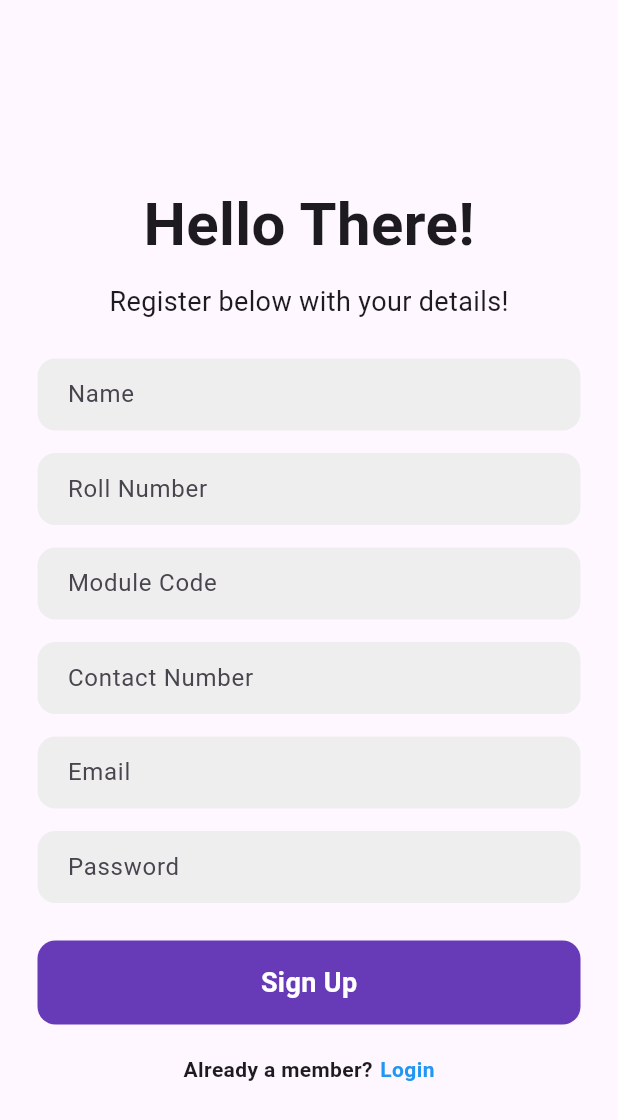
After one commit to yamnatt/FlowLedger, a Flutter app: the screen it shows after launch, after a tap on "Register now", on a phone screen of 412 x 824 dp. The commit adds this screen. Shown: the top 1120 px of the screen. Run offline on Flutter 3.47's test engine with Material 3 defaults, Android fonts, the phone set to English and light mode, and no system bars; our stand-ins replace cloud_firestore, firebase_auth, firebase_core; accounts and stored records are empty.

Commit message:
firestore * login and signin screen

```diff
--- /dev/null
+++ b/lib/auth/auth_page.dart
@@ -0,0 +1,31 @@
+import 'package:bastard/pages/login_page.dart';
+import 'package:bastard/pages/register_page.dart';
+import 'package:flutter/material.dart';
+
+class AuthPage extends StatefulWidget {
+  const AuthPage({super.key});
+
+  @override
+  State<AuthPage> createState() => _AuthPageState();
+}
+
+class _AuthPageState extends State<AuthPage> {
+
+  //initially show login page
+  bool showLoginPage = true;
+
+  void toggleScreens() {
+    setState(() {
+      showLoginPage = !showLoginPage;
+    });
+  }
+
+  @override
+  Widget build(BuildContext context) {
+    if(showLoginPage){
+      return LoginPage(showRegisterPage: toggleScreens);
+    } else {
+      return RegisterPage(showLoginPage: toggleScreens);
+    }
+  }
+}
--- a/lib/main_page.dart
+++ b/lib/auth/main_page.dart
@@ -1,5 +1,5 @@
-import 'package:bastard/home_page.dart';
-import 'package:bastard/login_page.dart';
+import 'package:bastard/auth/auth_page.dart';
+import 'package:bastard/pages/home_page.dart';
 import 'package:firebase_auth/firebase_auth.dart';
 import 'package:firebase_core/firebase_core.dart';
 import 'package:flutter/material.dart';
@@ -14,9 +14,9 @@ class MainPage extends StatelessWidget {
         stream: FirebaseAuth.instanceFor(app: Firebase.app()).authStateChanges(),
         builder: (context, snapshot) {
           if (snapshot.hasData) {
-            return HomePage();
+            return const HomePage();
           } else {
-            return LoginPage();
+            return const AuthPage();
           }
         },
       ),
--- a/lib/main.dart
+++ b/lib/main.dart
@@ -1,8 +1,6 @@
-import 'package:bastard/main_page.dart';
+import 'package:bastard/auth/main_page.dart';
 import 'package:firebase_core/firebase_core.dart';
 import 'package:flutter/material.dart';
-
-
 
 void main() async{
   WidgetsFlutterBinding.ensureInitialized();
@@ -22,7 +20,7 @@ class MyApp extends StatelessWidget {
       theme: ThemeData(
         primarySwatch: Colors.blue,
       ),
-      home: MainPage(),
+      home: const MainPage(),
     );
   }
 }
--- a/lib/login_page.dart
+++ b/lib/pages/login_page.dart
@@ -2,7 +2,8 @@ import 'package:firebase_auth/firebase_auth.dart';
 import 'package:flutter/material.dart';
 
 class LoginPage extends StatefulWidget {
-  const LoginPage({super.key});
+  final VoidCallback showRegisterPage;
+  const LoginPage({super.key, required this.showRegisterPage});
 
   @override
   State<LoginPage> createState() => _LoginPageState();
@@ -18,8 +19,8 @@ class _LoginPageState extends State<LoginPage> {
       email: _emailController.text.trim(),
       password: _passwordController.text.trim(),
     );
+
   }
-
   @override
   void dispose() {
     _emailController.dispose();
@@ -133,11 +134,14 @@ class _LoginPageState extends State<LoginPage> {
                       fontWeight: FontWeight.bold,
                     ),),
                   SizedBox(width: 4,),
-                  Text(
-                    'Register now',
-                    style: TextStyle(
-                      color: Colors.blue,
-                      fontWeight: FontWeight.bold,
+                  GestureDetector(
+                    onTap: widget.showRegisterPage,
+                    child: Text(
+                      'Register now',
+                      style: TextStyle(
+                        color: Colors.blue,
+                        fontWeight: FontWeight.bold,
+                      ),
                     ),
                   ),],
               )
--- /dev/null
+++ b/lib/pages/register_page.dart
@@ -0,0 +1,298 @@
+import 'package:cloud_firestore/cloud_firestore.dart';
+import 'package:firebase_auth/firebase_auth.dart';
+import 'package:flutter/material.dart';
+
+class RegisterPage extends StatefulWidget {
+  final VoidCallback showLoginPage;
+
+  const RegisterPage({
+    Key? key,
+    required this.showLoginPage,
+  }) : super(key: key);
+
+  @override
+  State<RegisterPage> createState() => _RegisterPageState();
+}
+
+class _RegisterPageState extends State<RegisterPage> {
+
+  // controllers
+  final _emailController = TextEditingController();
+  final _passwordController = TextEditingController();
+  final _nameController = TextEditingController();
+  final _phoneController = TextEditingController();
+  final _moduleController = TextEditingController();
+  final _rollnoController = TextEditingController();
+
+  @override
+  void dispose() {
+    _emailController.dispose();
+    _passwordController.dispose();
+    _nameController.dispose();
+    _phoneController.dispose();
+    _moduleController.dispose();
+    _rollnoController.dispose();
+    super.dispose();
+  }
+
+  // SIGN UP METHOD
+  Future signUp() async {
+
+    try {
+
+      // create user in firebase auth
+      UserCredential userCredential =
+      await FirebaseAuth.instance.createUserWithEmailAndPassword(
+        email: _emailController.text.trim(),
+        password: _passwordController.text.trim(),
+      );
+
+      // save extra user details in firestore
+      await addUserDetails(
+        userCredential.user!.uid,
+        _nameController.text.trim(),
+        _rollnoController.text.trim(),
+        _moduleController.text.trim(),
+        _phoneController.text.trim(),
+        _emailController.text.trim(),
+      );
+
+      // success message
+      ScaffoldMessenger.of(context).showSnackBar(
+        const SnackBar(
+          content: Text("User Registered Successfully"),
+        ),
+      );
+
+    } on FirebaseAuthException catch (e) {
+
+      ScaffoldMessenger.of(context).showSnackBar(
+        SnackBar(
+          content: Text(e.message ?? "Authentication Error"),
+        ),
+      );
+
+    } catch (e) {
+
+      ScaffoldMessenger.of(context).showSnackBar(
+        SnackBar(
+          content: Text(e.toString()),
+        ),
+      );
+
+    }
+  }
+
+  // ADD USER DETAILS TO FIRESTORE
+  Future addUserDetails(
+      String uid,
+      String name,
+      String rollno,
+      String module,
+      String phone,
+      String email,
+      ) async {
+
+    await FirebaseFirestore.instance
+        .collection('users')
+        .doc(uid)
+        .set({
+      'name': name,
+      'rollno': rollno,
+      'module': module,
+      'phone': phone,
+      'email': email,
+      'createdAt': Timestamp.now(),
+    });
+  }
+
+  @override
+  Widget build(BuildContext context) {
+
+    return Scaffold(
+
+      body: SafeArea(
+
+        child: Center(
+
+          child: SingleChildScrollView(
+
+            child: Column(
+              mainAxisAlignment: MainAxisAlignment.center,
+              children: [
+
+                const SizedBox(height: 20),
+
+                // title
+                const Text(
+                  'Hello There!',
+                  style: TextStyle(
+                    fontSize: 40,
+                    fontWeight: FontWeight.bold,
+                  ),
+                ),
+
+                const SizedBox(height: 10),
+
+                const Text(
+                  'Register below with your details!',
+                  style: TextStyle(
+                    fontSize: 18,
+                  ),
+                ),
+
+                const SizedBox(height: 25),
+
+                // name field
+                buildTextField(
+                  controller: _nameController,
+                  hintText: 'Name',
+                ),
+
+                const SizedBox(height: 15),
+
+                // roll no
+                buildTextField(
+                  controller: _rollnoController,
+                  hintText: 'Roll Number',
+                ),
+
+                const SizedBox(height: 15),
+
+                // module
+                buildTextField(
+                  controller: _moduleController,
+                  hintText: 'Module Code',
+                ),
+
+                const SizedBox(height: 15),
+
+                // phone
+                buildTextField(
+                  controller: _phoneController,
+                  hintText: 'Contact Number',
+                ),
+
+                const SizedBox(height: 15),
+
+                // email
+                buildTextField(
+                  controller: _emailController,
+                  hintText: 'Email',
+                ),
+
+                const SizedBox(height: 15),
+
+                // password
+                buildTextField(
+                  controller: _passwordController,
+                  hintText: 'Password',
+                  obscureText: true,
+                ),
+
+                const SizedBox(height: 25),
+
+                // sign up button
+                Padding(
+                  padding: const EdgeInsets.symmetric(horizontal: 25),
+
+                  child: GestureDetector(
+
+                    onTap: signUp,
+
+                    child: Container(
+                      width: double.infinity,
+                      padding: const EdgeInsets.all(15),
+
+                      decoration: BoxDecoration(
+                        color: Colors.deepPurple,
+                        borderRadius: BorderRadius.circular(12),
+                      ),
+
+                      child: const Center(
+                        child: Text(
+                          'Sign Up',
+                          style: TextStyle(
+                            color: Colors.white,
+                            fontSize: 18,
+                            fontWeight: FontWeight.bold,
+                          ),
+                        ),
+                      ),
+                    ),
+                  ),
+                ),
+
+                const SizedBox(height: 20),
+
+                // login redirect
+                Row(
+                  mainAxisAlignment: MainAxisAlignment.center,
+                  children: [
+
+                    const Text(
+                      'Already a member?',
+                      style: TextStyle(
+                        fontWeight: FontWeight.bold,
+                      ),
+                    ),
+
+                    const SizedBox(width: 5),
+
+                    GestureDetector(
+                      onTap: widget.showLoginPage,
+
+                      child: const Text(
+                        'Login',
+                        style: TextStyle(
+                          color: Colors.blue,
+                          fontWeight: FontWeight.bold,
+                        ),
+                      ),
+                    ),
+
+                  ],
+                ),
+
+              ],
+            ),
+          ),
+        ),
+      ),
+    );
+  }
+
+  // REUSABLE TEXTFIELD WIDGET
+  Widget buildTextField({
+    required TextEditingController controller,
+    required String hintText,
+    bool obscureText = false,
+  }) {
+
+    return Padding(
+      padding: const EdgeInsets.symmetric(horizontal: 25),
+
+      child: Container(
+
+        decoration: BoxDecoration(
+          color: Colors.grey[200],
+          borderRadius: BorderRadius.circular(12),
+        ),
+
+        child: Padding(
+          padding: const EdgeInsets.only(left: 20),
+
+          child: TextField(
+            controller: controller,
+            obscureText: obscureText,
+
+            decoration: InputDecoration(
+              hintText: hintText,
+              border: InputBorder.none,
+            ),
+          ),
+        ),
+      ),
+    );
+  }
+}
--- a/pubspec.yaml
+++ b/pubspec.yaml
@@ -36,7 +36,9 @@ dependencies:
   cupertino_icons: ^1.0.8
   firebase_core: ^4.9.0
   firebase_auth: ^6.5.1
-  google_fonts:
+  cloud_firestore: ^6.4.1
+
+
 
 dev_dependencies:
   flutter_test:
```
Also changed, not shown: lib/pages/home_page.dart (renamed from lib/home_page.dart), pubspec.lock, 6 other files.
